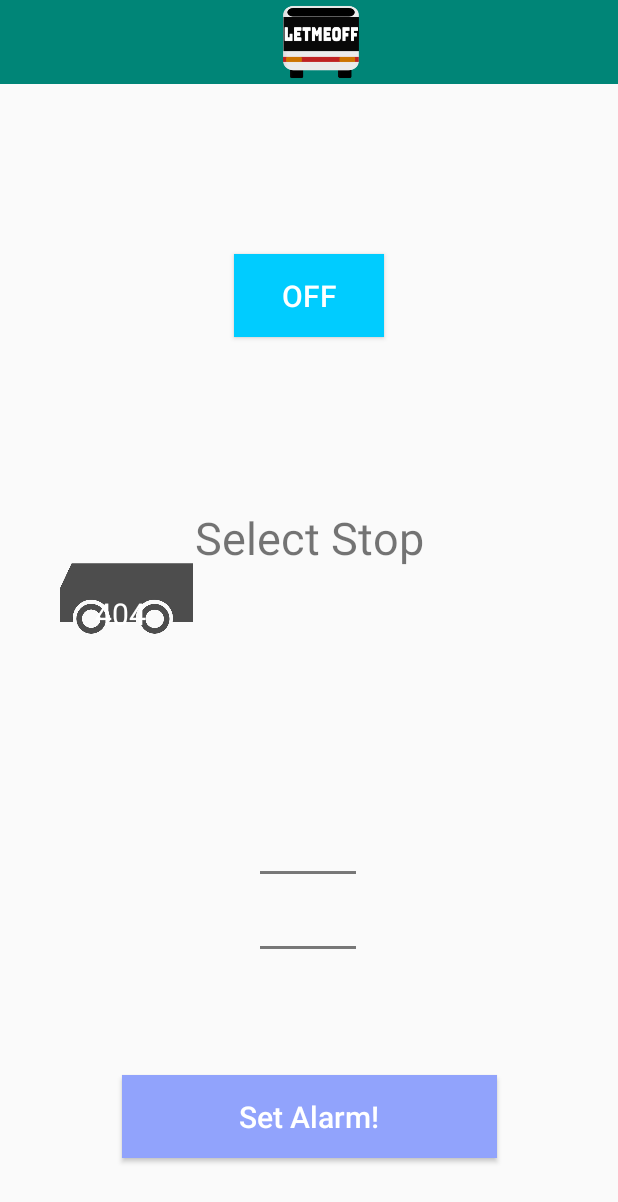
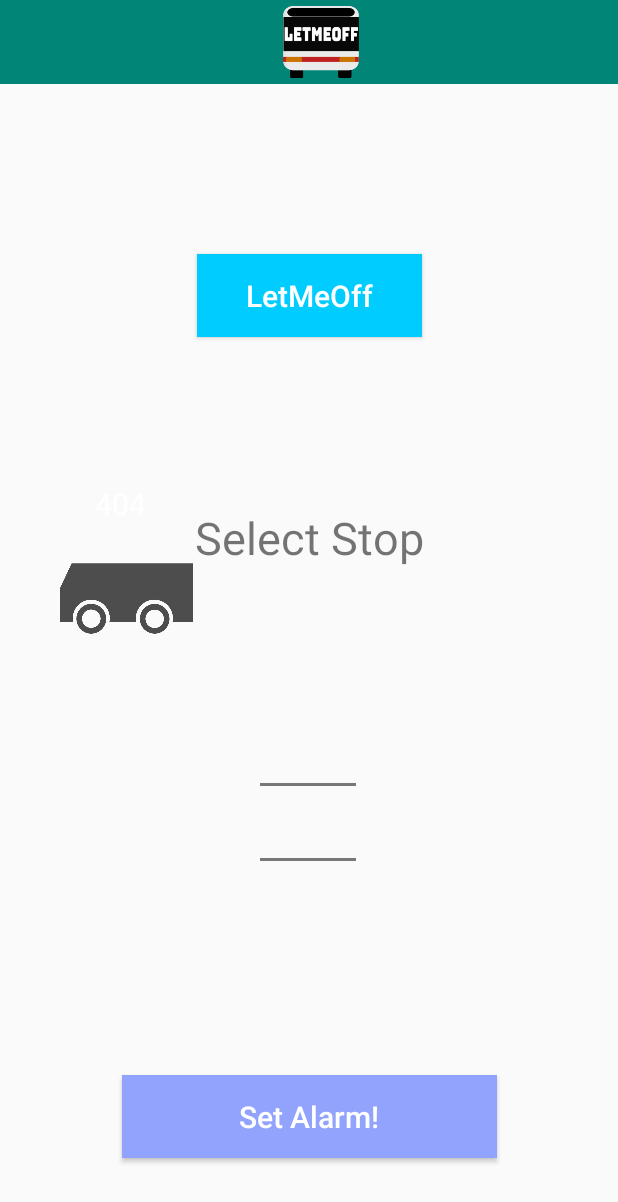
Before and after one commit to soh29/demonhacks2019, an Android app: the SetTimeActivity screen opened directly, with no data from a screen before it, on a phone screen of 412 x 824 dp. Shown: the top 1202 px of the screen. Run offline under Robolectric (Android 15) with nearby library versions, the phone set to English and light mode, and no system bars.

Commit message:
change the set-time activity

```diff
--- a/app/src/main/res/layout/activity_set_time.xml
+++ b/app/src/main/res/layout/activity_set_time.xml
@@ -62,14 +62,14 @@
         android:textColor="#FFFFFF"
         android:textFontWeight="100"
         android:textSize="20sp"
-        app:layout_constraintBottom_toBottomOf="parent"
+        app:layout_constraintBottom_toBottomOf="@+id/imageView"
         app:layout_constraintEnd_toEndOf="parent"
+        app:layout_constraintHorizontal_bias="0.171"
         app:layout_constraintLeft_toLeftOf="parent"
         app:layout_constraintRight_toRightOf="parent"
         app:layout_constraintStart_toStartOf="parent"
         app:layout_constraintTop_toTopOf="parent"
-        app:layout_constraintHorizontal_bias="0.171"
-        />
+        app:layout_constraintVertical_bias="0.8" />
 
 
     <TextView
@@ -93,16 +93,15 @@
         android:layout_width="wrap_content"
         android:layout_height="wrap_content"
         android:layout_margin="20dp"
-        android:layout_marginBottom="20dp"
         app:layout_constraintBottom_toTopOf="@+id/button"
         app:layout_constraintEnd_toEndOf="parent"
         app:layout_constraintHorizontal_bias="0.498"
         app:layout_constraintStart_toStartOf="parent"
-        app:layout_constraintTop_toBottomOf="@+id/textView2" />
+        app:layout_constraintTop_toBottomOf="@+id/StopNumbers" />
 
-    <ToggleButton
+    <Button
         android:id="@+id/toggleButton"
-        android:layout_width="100dp"
+        android:layout_width="150dp"
         android:layout_height="55dp"
         android:background="@drawable/custom_button2"
         android:gravity="center"
```
